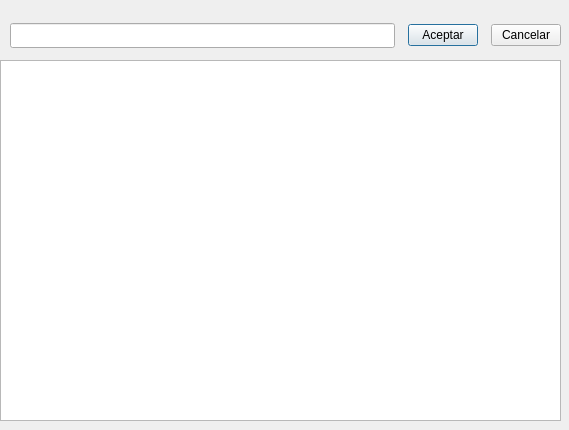
First picture: the form in gui/ventana_buscar.ui, repository QuitoAr/Cine, before the edit.
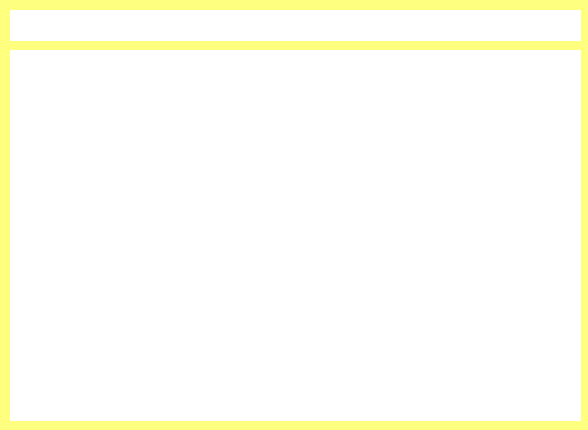
Second picture: the form after the edit. Icons and pictures are not drawn.

Commit message: Detalles de buscar

The edit to the form file:
```diff
--- a/gui/ventana_buscar.ui
+++ b/gui/ventana_buscar.ui
@@ -6,81 +6,101 @@
    <rect>
     <x>0</x>
     <y>0</y>
-    <width>569</width>
+    <width>588</width>
     <height>430</height>
    </rect>
   </property>
+  <property name="maximumSize">
+   <size>
+    <width>16777214</width>
+    <height>16777215</height>
+   </size>
+  </property>
+  <property name="font">
+   <font>
+    <family>Franklin Gothic Book</family>
+    <pointsize>10</pointsize>
+    <kerning>false</kerning>
+   </font>
+  </property>
   <property name="windowTitle">
-   <string>Busqueda de películas</string>
+   <string>BÚSQUEDA DE PELÍCULAS</string>
+  </property>
+  <property name="windowIcon">
+   <iconset>
+    <selectedon>../film.ico</selectedon>
+   </iconset>
+  </property>
+  <property name="autoFillBackground">
+   <bool>false</bool>
+  </property>
+  <property name="styleSheet">
+   <string notr="true">border: 10px;
+border-radius: 20 px;
+border-color: rgb(48, 45, 44);
+background-color: rgb(255, 255, 127);</string>
   </property>
   <widget class="QTableWidget" name="tblResultados">
    <property name="geometry">
     <rect>
-     <x>0</x>
-     <y>60</y>
-     <width>561</width>
-     <height>361</height>
+     <x>10</x>
+     <y>50</y>
+     <width>571</width>
+     <height>371</height>
     </rect>
    </property>
+   <property name="font">
+    <font>
+     <family>Franklin Gothic Book</family>
+     <pointsize>10</pointsize>
+    </font>
+   </property>
+   <property name="cursor" stdset="0">
+    <cursorShape>ArrowCursor</cursorShape>
+   </property>
+   <property name="styleSheet">
+    <string notr="true">background-color: rgb(255, 255, 255);</string>
+   </property>
+   <property name="selectionMode">
+    <enum>QAbstractItemView::SingleSelection</enum>
+   </property>
+   <property name="gridStyle">
+    <enum>Qt::NoPen</enum>
+   </property>
   </widget>
-  <widget class="QWidget" name="">
+  <widget class="QLineEdit" name="txtBuscar">
    <property name="geometry">
     <rect>
      <x>10</x>
-     <y>20</y>
-     <width>551</width>
+     <y>10</y>
+     <width>571</width>
      <height>31</height>
     </rect>
    </property>
-   <layout class="QHBoxLayout" name="horizontalLayout">
-    <property name="spacing">
-     <number>13</number>
-    </property>
-    <item>
-     <widget class="QLineEdit" name="txtBuscar">
-      <property name="baseSize">
-       <size>
-        <width>0</width>
-        <height>9</height>
-       </size>
-      </property>
-      <property name="font">
-       <font>
-        <family>MS Gothic</family>
-       </font>
-      </property>
-      <property name="alignment">
-       <set>Qt::AlignBottom|Qt::AlignHCenter</set>
-      </property>
-     </widget>
-    </item>
-    <item>
-     <widget class="QPushButton" name="btnAceptar">
-      <property name="maximumSize">
-       <size>
-        <width>70</width>
-        <height>16777215</height>
-       </size>
-      </property>
-      <property name="text">
-       <string>Aceptar</string>
-      </property>
-     </widget>
-    </item>
-    <item>
-     <widget class="QPushButton" name="btnCancelar">
-      <property name="maximumSize">
-       <size>
-        <width>70</width>
-        <height>16777215</height>
-       </size>
-      </property>
-      <property name="text">
-       <string>Cancelar</string>
-      </property>
-     </widget>
-    </item>
-   </layout>
+   <property name="baseSize">
+    <size>
+     <width>1</width>
+     <height>9</height>
+    </size>
+   </property>
+   <property name="font">
+    <font>
+     <family>Franklin Gothic Book</family>
+     <pointsize>11</pointsize>
+    </font>
+   </property>
+   <property name="focusPolicy">
+    <enum>Qt::WheelFocus</enum>
+   </property>
+   <property name="styleSheet">
+    <string notr="true">background-color: rgb(255, 255, 255);</string>
+   </property>
+   <property name="cursorPosition">
+    <number>0</number>
+   </property>
+   <property name="alignment">
+    <set>Qt::AlignCenter</set>
+   </property>
   </widget>
  </widget>
  <resources/>
```
Left out of the diff: 2 changed lines with no effect on the pictures. The commit also changes 13 other files.
